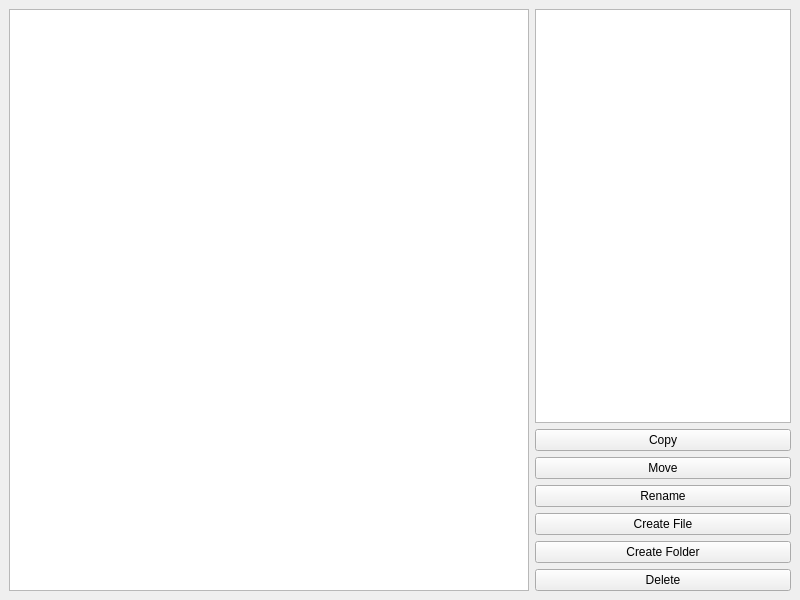
Above: mainwindow.ui from mathysn/qt-file-explorer before the change. Below: the same form after it.
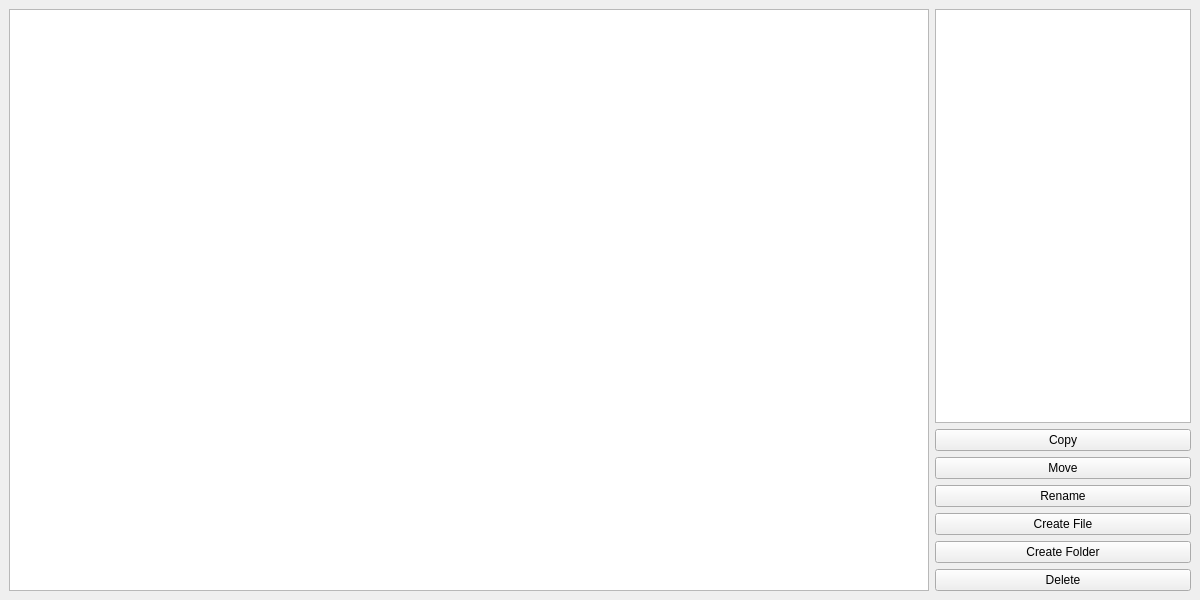
That is the form after the change.

Diff of the .ui file:
```diff
--- a/mainwindow.ui
+++ b/mainwindow.ui
@@ -6,7 +6,7 @@
    <rect>
     <x>0</x>
     <y>0</y>
-    <width>800</width>
+    <width>1200</width>
     <height>600</height>
    </rect>
   </property>
```
